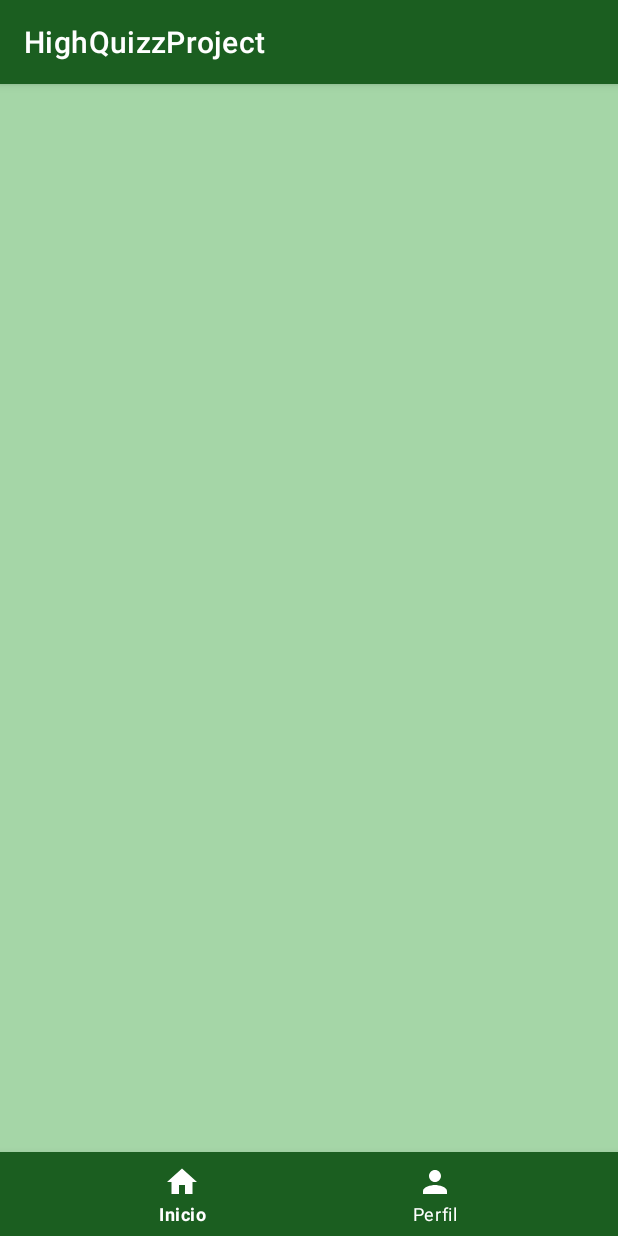
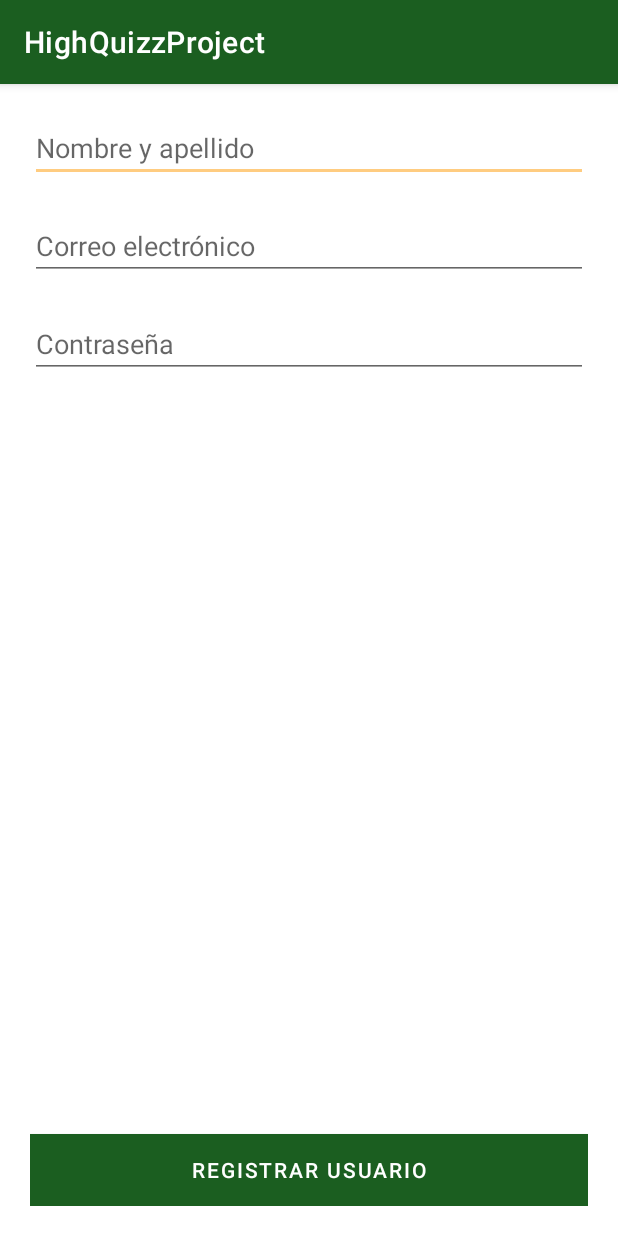
Before and after one commit to carloshj21/HighQuizzProject, an Android app: the screen it shows after launch (MainActivity before the commit, RegisterActivity after it), on a phone screen of 412 x 824 dp. Run offline under Robolectric (Android 15) with nearby library versions, the phone set to English and light mode, and no system bars; our stand-ins replace Firebase (no records; nobody signed in at launch, a user with empty details on screens opened directly).

Commit message:
Registro de usuarios funcionando

```diff
--- a/HighQuizzProject/app/build.gradle
+++ b/HighQuizzProject/app/build.gradle
@@ -15,6 +15,8 @@ android {
         versionName "1.0"
 
         testInstrumentationRunner "androidx.test.runner.AndroidJUnitRunner"
+
+        multiDexEnabled true
     }
 
     buildTypes {
@@ -37,6 +39,10 @@ dependencies {
     implementation 'com.google.firebase:firebase-auth:21.0.1'
     // FirebaseUI for Firebase Auth
     implementation 'com.firebaseui:firebase-ui-auth:7.2.0'
+    implementation 'com.google.firebase:firebase-firestore:23.0.2'
+
+    implementation 'androidx.multidex:multidex:2.0.1'
+
     testImplementation 'junit:junit:4.+'
     androidTestImplementation 'androidx.test.ext:junit:1.1.2'
     androidTestImplementation 'androidx.test.espresso:espresso-core:3.3.0'
--- a/HighQuizzProject/app/src/main/AndroidManifest.xml
+++ b/HighQuizzProject/app/src/main/AndroidManifest.xml
@@ -12,6 +12,8 @@
         <activity android:name=".PlantillaTestActivity"/>
         <activity android:name=".PreguntasActivity" />
         <activity android:name=".MainActivity"/>
+        <activity android:name=".LoginActivity"/>
+        <activity android:name=".RegisterActivity"/>
         <!--activity android:name=".LoginAuth"/-->
         <activity android:name=".SplashActivity">
             <intent-filter>
--- a/HighQuizzProject/app/src/main/java/com/example/highquizzproject/MainActivity.java
+++ b/HighQuizzProject/app/src/main/java/com/example/highquizzproject/MainActivity.java
@@ -11,9 +11,6 @@ import com.example.highquizzproject.fragments.PerfilFragment;
 import com.google.android.material.bottomnavigation.BottomNavigationView;
 
 public class MainActivity extends AppCompatActivity {
-
-    /*private Button btnPreguntas;
-    private Button btnExamen;*/
 
     private BottomNavigationView btnNavigationPrincipal;
     private InicioFragment inicioFragment;
@@ -32,7 +29,6 @@ public class MainActivity extends AppCompatActivity {
         getSupportFragmentManager().beginTransaction().replace(R.id.fragmentContenedor,inicioFragment).commit();   // EL primer fragment en mostrarse al iniciar la aplicación
 
         btnNavigationPrincipal.setOnNavigationItemSelectedListener(navListener);   // Asociación para que funcione el bottomNavigation
-        //btnPreguntas.setOnClickListener(clickProgramador);
     }
 
     BottomNavigationView.OnNavigationItemSelectedListener navListener = new BottomNavigationView.OnNavigationItemSelectedListener() {
@@ -51,12 +47,4 @@ public class MainActivity extends AppCompatActivity {
         }
     };
 
-    /*View.OnClickListener clickProgramador = new View.OnClickListener() {
-        @Override
-        public void onClick(View v) {
-            Intent intentPreguntas = new Intent(MainActivity.this, PreguntasActivity.class);
-            startActivity(intentPreguntas);
-        }
-    };*/
-
 }
--- /dev/null
+++ b/HighQuizzProject/app/src/main/java/com/example/highquizzproject/RegisterActivity.java
@@ -0,0 +1,108 @@
+package com.example.highquizzproject;
+
+import android.content.Intent;
+import android.os.Bundle;
+import android.util.Log;
+import android.view.View;
+import android.widget.Button;
+import android.widget.EditText;
+import android.widget.Toast;
+
+import androidx.annotation.NonNull;
+import androidx.annotation.Nullable;
+import androidx.appcompat.app.AppCompatActivity;
+
+import com.google.android.gms.tasks.OnCompleteListener;
+import com.google.android.gms.tasks.OnFailureListener;
+import com.google.android.gms.tasks.OnSuccessListener;
+import com.google.android.gms.tasks.Task;
+import com.google.firebase.auth.AuthResult;
+import com.google.firebase.auth.FirebaseAuth;
+import com.google.firebase.firestore.DocumentReference;
+import com.google.firebase.firestore.FirebaseFirestore;
+
+import java.util.HashMap;
+import java.util.Map;
+
+public class RegisterActivity extends AppCompatActivity {
+
+    private EditText editTextName;
+    private EditText editTextEmail;
+    private EditText editTextPassword;
+    private Button btnRegistro;
+
+    private String nombre = "";
+    private String correo = "";
+    private String password = "";
+
+    FirebaseAuth firebaseAuth;
+    FirebaseFirestore db = FirebaseFirestore.getInstance();
+
+    @Override
+    protected void onCreate(@Nullable Bundle savedInstanceState) {
+        super.onCreate(savedInstanceState);
+        setContentView(R.layout.activity_registro);
+
+        firebaseAuth = FirebaseAuth.getInstance();
+
+        editTextName = (EditText) findViewById(R.id.editTextName);
+        editTextEmail = (EditText) findViewById(R.id.editTextEmail);
+        editTextPassword = (EditText) findViewById(R.id.editTextPassword);
+        btnRegistro = (Button) findViewById(R.id.btnRegistro);
+
+        btnRegistro.setOnClickListener(new View.OnClickListener() {
+            @Override
+            public void onClick(View v) {
+                nombre = editTextName.getText().toString();
+                correo = editTextEmail.getText().toString();
+                password = editTextPassword.getText().toString();
+
+                if(!nombre.isEmpty() && !correo.isEmpty() && !password.isEmpty()){
+                    if(password.length() >= 6){
+                        registrarUsuario();
+                    }
+                    else{
+                        Toast.makeText(getApplicationContext(),"La contraseña debe tener al menos 6 caracteres",Toast.LENGTH_LONG).show();
+                    }
+                }
+                else{
+                    Toast.makeText(getApplicationContext(),"Es necesario completar TODOS los campos",Toast.LENGTH_LONG).show();
+                }
+            }
+        });
+    }
+
+    private void registrarUsuario(){
+        firebaseAuth.createUserWithEmailAndPassword(correo,password).addOnCompleteListener(new OnCompleteListener<AuthResult>() {
+            @Override
+            public void onComplete(@NonNull Task<AuthResult> task) {
+                if(task.isSuccessful()){
+                    Map<String,Object> usuario = new HashMap<>();
+                    usuario.put("nombre",nombre);
+                    usuario.put("correo",correo);
+                    usuario.put("contrasena",password);
+
+                    db.collection("Usuarios")
+                            .add(usuario)
+                            .addOnSuccessListener(new OnSuccessListener<DocumentReference>() {
+                                @Override
+                                public void onSuccess(DocumentReference documentReference) {
+                                    Log.d("RegisterActivity","DocumentSnapshot added with ID: "+ documentReference.getId());
+                                    startActivity(new Intent(getApplicationContext(),LoginActivity.class));
+                                    finish();
+                                }
+                            })
+                    .addOnFailureListener(new OnFailureListener() {
+                        @Override
+                        public void onFailure(@NonNull Exception e) {
+                            Log.w("RegisterActivity","Error adding document",e);
+                        }
+                    });
+                }
+                else{
+                    Toast.makeText(getApplicationContext(),"Error al registrar al usuario",Toast.LENGTH_LONG).show();
+                }
+            }
+        });
+    }
+}
--- a/HighQuizzProject/app/src/main/java/com/example/highquizzproject/SplashActivity.java
+++ b/HighQuizzProject/app/src/main/java/com/example/highquizzproject/SplashActivity.java
@@ -23,9 +23,9 @@ public class SplashActivity extends AppCompatActivity {
             @Override
             public void run() {
                 //Intent intAuth = new Intent(getApplicationContext(),LoginAuth.class);
-                Intent intMain = new Intent(getApplicationContext(),MainActivity.class);
+                Intent intRegister = new Intent(getApplicationContext(),RegisterActivity.class);
                 //startActivity(intAuth);
-                startActivity(intMain);
+                startActivity(intRegister);
                 finish();
             }
         },DURACION_SPLASH);
--- a/HighQuizzProject/app/src/main/res/layout/activity_main.xml
+++ b/HighQuizzProject/app/src/main/res/layout/activity_main.xml
@@ -6,40 +6,6 @@
     android:layout_height="match_parent"
     android:background="@color/green_200"
     tools:context=".MainActivity">
-
-    <!--<TextView
-        android:layout_width="match_parent"
-        android:layout_height="wrap_content"
-        android:layout_alignParentTop="true"
-        android:layout_centerHorizontal="true"
-        android:layout_marginTop="300dp"
-        android:gravity="center_horizontal"
-        android:text="HighQuizz"
-        android:textColor="@color/black"
-        android:textSize="40dp"
-        android:textStyle="italic" />
-
-    <Button
-        android:id="@+id/btnPreguntas"
-        android:layout_width="219dp"
-        android:layout_height="wrap_content"
-        android:layout_centerHorizontal="true"
-        android:layout_marginTop="445dp"
-        android:text="Preguntas"
-        android:textColor="@color/black"
-        android:textSize="20dp"
-        app:backgroundTint="@color/orange_700" />
-
-    <Button
-        android:id="@+id/btnExamen"
-        android:layout_width="wrap_content"
-        android:layout_height="wrap_content"
-        android:layout_below="@id/btnPreguntas"
-        android:layout_centerHorizontal="true"
-        android:text="Examen Prueba"
-        android:textColor="@color/black"
-        android:textSize="20dp"
-        app:backgroundTint="@color/orange_700" />-->
 
     <FrameLayout
         android:layout_width="match_parent"
--- /dev/null
+++ b/HighQuizzProject/app/src/main/res/layout/activity_registro.xml
@@ -0,0 +1,50 @@
+<?xml version="1.0" encoding="utf-8"?>
+<androidx.constraintlayout.widget.ConstraintLayout
+    xmlns:android="http://schemas.android.com/apk/res/android" android:layout_width="match_parent"
+    android:layout_height="match_parent">
+
+    <LinearLayout
+        android:layout_width="match_parent"
+        android:layout_height="match_parent"
+        android:orientation="vertical"
+        android:padding="20dp">
+
+        <EditText
+            android:id="@+id/editTextName"
+            android:layout_width="match_parent"
+            android:layout_height="wrap_content"
+            android:hint="Nombre y apellido"/>
+
+        <EditText
+            android:id="@+id/editTextEmail"
+            android:layout_width="match_parent"
+            android:layout_height="wrap_content"
+            android:layout_marginTop="20dp"
+            android:hint="Correo electrónico"/>
+
+        <EditText
+            android:id="@+id/editTextPassword"
+            android:layout_width="match_parent"
+            android:layout_height="wrap_content"
+            android:layout_marginTop="20dp"
+            android:hint="Contraseña"/>
+
+        <LinearLayout
+            android:layout_width="match_parent"
+            android:layout_height="match_parent"
+            android:gravity="bottom"
+            android:orientation="vertical">
+
+            <Button
+                android:id="@+id/btnRegistro"
+                android:layout_width="match_parent"
+                android:layout_height="wrap_content"
+                android:text="Registrar usuario"
+                android:background="@color/orange_700"
+                android:textColor="@android:color/white"/>
+
+        </LinearLayout>
+
+    </LinearLayout>
+
+</androidx.constraintlayout.widget.ConstraintLayout>
```
Also changed, not shown: HighQuizzProject/app/src/main/java/com/example/highquizzproject/LoginActivity.java (added, +14 -0 lines), HighQuizzProject/app/src/main/java/com/example/highquizzproject/fragments/InicioFragment.java (+25 -0 lines), HighQuizzProject/app/src/main/java/com/example/highquizzproject/fragments/PerfilFragment.java (+21 -0 lines), HighQuizzProject/app/src/main/res/layout/activity_inicio_sesion.xml (added, +22 -0 lines), HighQuizzProject/app/src/main/res/layout/fragment_inicio.xml (+50 -1 lines), HighQuizzProject/app/src/main/res/layout/fragment_perfil.xml (+20 -2 lines).
